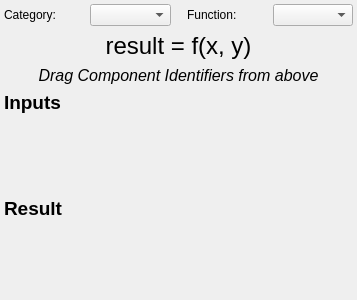
This is glue/dialogs/link_editor/qt/link_equation.ui in glue-viz/glue as Qt 5 draws it before an edit. The edited form follows.
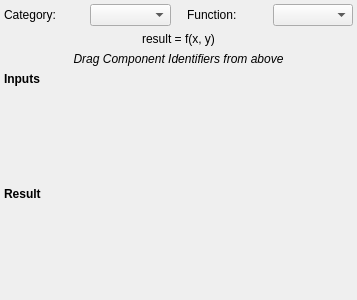
This is the edited form.

Commit message: Never hard-code font sizes in ui files

What changed in the file:
```diff
--- a/glue/dialogs/link_editor/qt/link_equation.ui
+++ b/glue/dialogs/link_editor/qt/link_equation.ui
@@ -89,12 +89,6 @@
      </item>
      <item>
       <widget class="QLabel" name="info">
-       <property name="font">
-        <font>
-         <pointsize>18</pointsize>
-         <kerning>true</kerning>
-        </font>
-       </property>
        <property name="text">
         <string>result = f(x, y)</string>
        </property>
@@ -107,8 +101,6 @@
       <widget class="QLabel" name="help_txt">
        <property name="font">
         <font>
-         <family>Helvetica</family>
-         <pointsize>12</pointsize>
          <italic>true</italic>
         </font>
        </property>
@@ -129,7 +121,6 @@
         <widget class="QLabel" name="input_label">
          <property name="font">
           <font>
-           <pointsize>14</pointsize>
            <weight>75</weight>
            <bold>true</bold>
           </font>
@@ -166,7 +157,6 @@
         <widget class="QLabel" name="output_label">
          <property name="font">
           <font>
-           <pointsize>14</pointsize>
            <weight>75</weight>
            <bold>true</bold>
           </font>
```
The commit also changes 6 other files.
